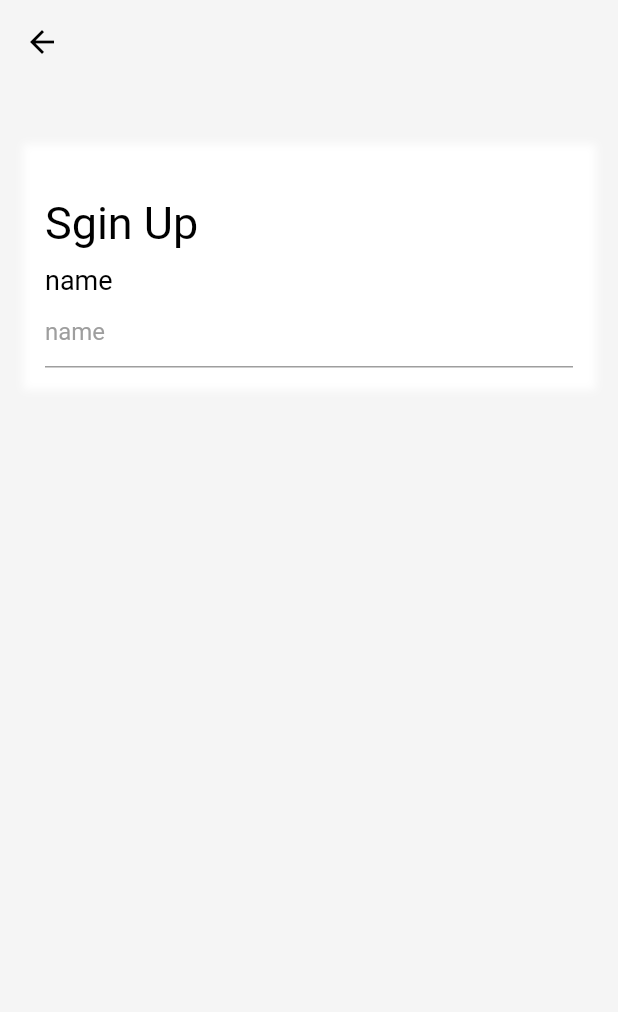
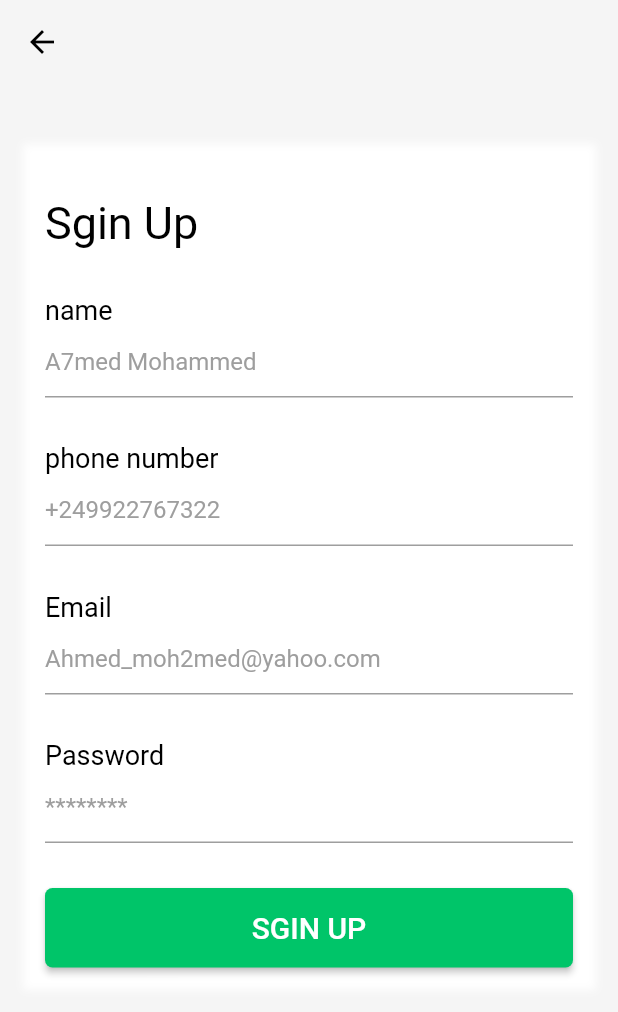
Before and after one commit to ZOALSD/FlutterEcommerceGetX, a Flutter app: the SignUp screen opened directly, on a phone screen of 412 x 824 dp. Shown: the top 1012 px of the screen. Run offline on Flutter 3.47's test engine with Material 2 defaults, Android fonts, the phone set to English and light mode, and no system bars; our stand-ins replace firebase_auth, firebase_core, get, google_sign_in; missing offline and left inert: flutter_facebook_auth; accounts and stored records are empty; network calls fail.

Commit message:
Auth with google and facebook and Email And PAssword

```diff
--- /dev/null
+++ b/lib/helper/binding.dart
@@ -0,0 +1,11 @@
+
+import 'package:ecommerce_getx/core/view_model/auth_view_model.dart';
+import 'package:get/get.dart';
+
+class Binding extends Bindings {
+  @override
+  void dependencies() {
+    Get.lazyPut(() => AuthViewModel());
+  }
+
+}
--- a/lib/view/auth/signup.dart
+++ b/lib/view/auth/signup.dart
@@ -1,6 +1,9 @@
 import 'package:ecommerce_getx/view/widgets/custom_text.dart';
+import 'package:ecommerce_getx/view/widgets/custome_social_button.dart';
 import 'package:ecommerce_getx/view/widgets/custome_text_form_filed.dart';
+import 'package:ecommerce_getx/view/widgets/elevated_button.dart';
 import 'package:flutter/material.dart';
+import 'package:get/get.dart';
 
 class SignUp extends StatelessWidget {
   const SignUp({Key? key}) : super(key: key);
@@ -10,9 +13,13 @@ class SignUp extends StatelessWidget {
     return Scaffold(
       backgroundColor: Colors.grey.shade100,
       appBar: AppBar(
-        leading: const Icon(Icons.arrow_back, color: Colors.black),
+        leading:  IconButton(onPressed: (){
+          Get.back();
+        },
+        icon: const Icon(Icons.arrow_back, color: Colors.black)),
         backgroundColor: Colors.grey.shade100,
         elevation: 0.0,
+
       ),
       body: Padding(
         padding: const EdgeInsets.only(top: 40, left: 15, right: 15),
@@ -38,10 +45,34 @@ class SignUp extends StatelessWidget {
                     mt: 20,
                   ),
                   CustomeTextFormFiled(
-                      hint: 'name',
-                      onSaved: (v) {},
-                      validator: (v) {},
-                      lable: 'name')
+                    hint: 'A7med Mohammed',
+                    onSaved: (v) {},
+                    validator: (v) {},
+                    lable: 'name',
+                    mt: 30,
+                  ),
+                  CustomeTextFormFiled(
+                    hint: '+249922767322',
+                    onSaved: (v) {},
+                    validator: (v) {},
+                    lable: 'phone number',
+                    mt: 30,
+                  ),
+                  CustomeTextFormFiled(
+                    hint: 'Ahmed_moh2med@yahoo.com',
+                    onSaved: (v) {},
+                    validator: (v) {},
+                    lable: 'Email',
+                    mt: 30,
+                  ),
+                  CustomeTextFormFiled(
+                      hint: '********',
+                      onSaved: (v){},
+                      validator: (v){},
+                      lable: 'Password',
+                  mt: 30,),
+                  const SizedBox(height: 30,),
+                  CustomeElevatedButton(label: 'SGIN UP' ,onPressed: (){},)
                 ],
               ),
             ),
```
Also changed, not shown: lib/core/view_model/auth_view_model.dart (added, +58 -0 lines), lib/main.dart (+10 -5 lines), lib/view/auth/login.dart (+43 -17 lines), lib/view/control_view.dart (added, +21 -0 lines), lib/view/home.dart (added, +17 -0 lines), pubspec.yaml (+7 -8 lines), pubspec.lock, 5 other files.
